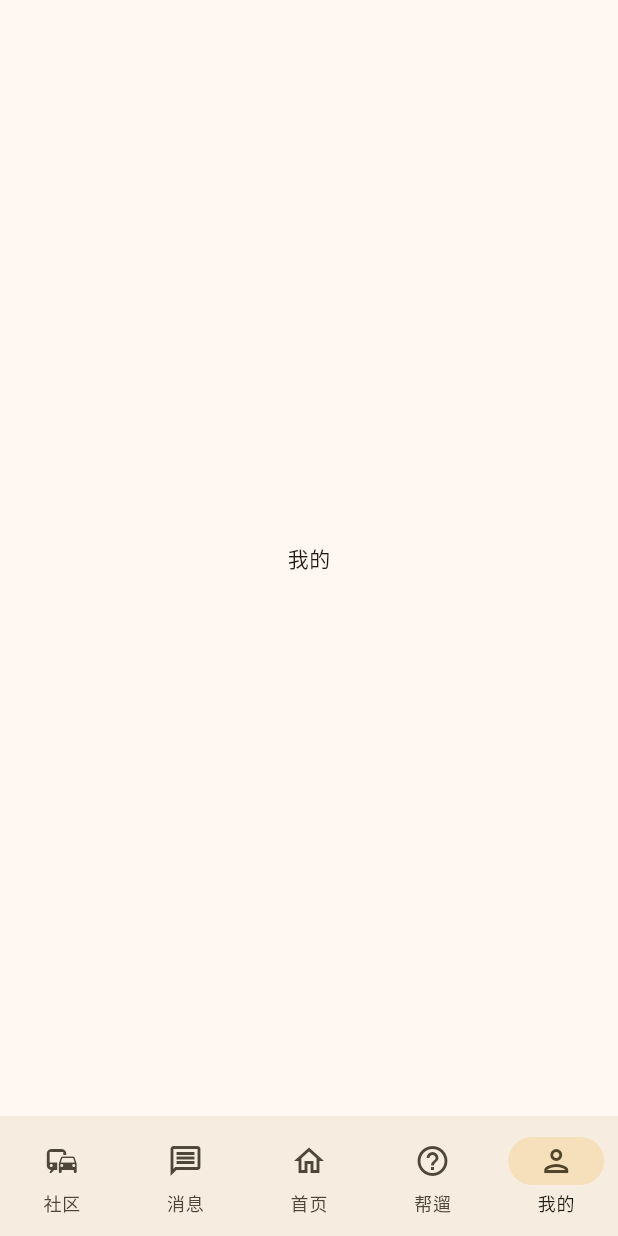
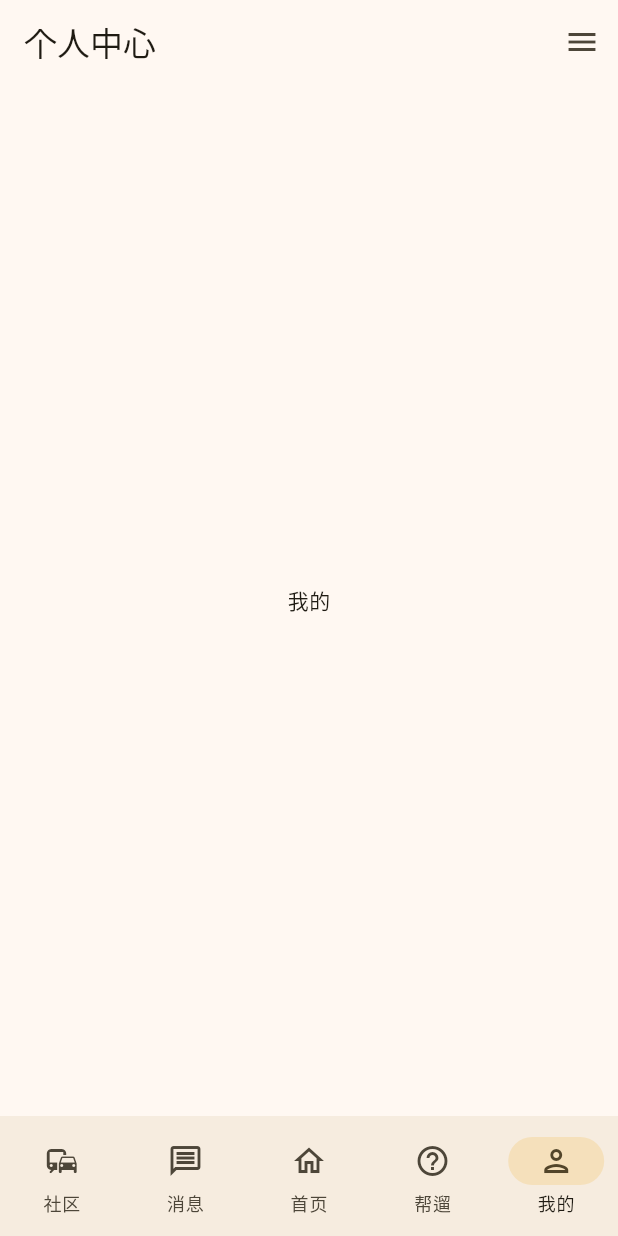
Before and after one commit to Xinaizhang/paws_pulse, a Flutter app: the screen it shows after launch, item 5 of the bottom bar chosen, on a phone screen of 412 x 824 dp. Run offline on Flutter 3.47's test engine with Material 3 defaults, Android fonts, the phone set to English and light mode, and no system bars.

Commit message:
不知道在干什么，提交一下

```diff
--- a/lib/src/app.dart
+++ b/lib/src/app.dart
@@ -15,6 +15,7 @@ class App extends StatelessWidget {
         ),
       ),
       darkTheme: ThemeData(colorScheme: darkColorScheme, useMaterial3: true),
+      debugShowCheckedModeBanner: false,
       home: MyHomePage(),
     );
   }
--- /dev/null
+++ b/lib/src/common/assets.dart
@@ -0,0 +1,3 @@
+class AssetImages {
+  static const walk = 'assets/images/walk.png';
+}
--- a/lib/src/common/common.dart
+++ b/lib/src/common/common.dart
@@ -1,3 +1,4 @@
 // common.dart
 export 'navigation_bar.dart';
 export 'color_schemes.g.dart';
+export 'assets.dart';
--- a/lib/src/views/home/home.dart
+++ b/lib/src/views/home/home.dart
@@ -4,6 +4,7 @@ class HomePage extends StatelessWidget {
   @override
   Widget build(BuildContext context) {
     return Scaffold(
+      appBar: AppBar(title: const Text('PawsPulse')),
       body: Center(
           child: ElevatedButton(
         child: Text('主页'),
--- a/lib/src/views/profile/profile.dart
+++ b/lib/src/views/profile/profile.dart
@@ -4,6 +4,10 @@ class ProfilePage extends StatelessWidget {
   @override
   Widget build(BuildContext context) {
     return Scaffold(
+      appBar: AppBar(title: const Text('个人中心')),
+      endDrawer: const Drawer(
+        child: Text('data'),
+      ),
       body: Center(child: Text('我的')),
     );
   }
--- a/pubspec.yaml
+++ b/pubspec.yaml
@@ -23,3 +23,7 @@ dev_dependencies:
 
 flutter:
   uses-material-design: true
+  assets:
+    - assets/icons
+    - assets/images
+    - assets/fonts
```
Also changed, not shown: lib/src/views/community/community.dart (+12 -1 lines), lib/src/views/login/login.dart (+10 -0 lines), assets/images/PawsPulse.png (added), assets/images/logo1.png (added), assets/images/logo2.png (added), assets/images/walk.png (added).
